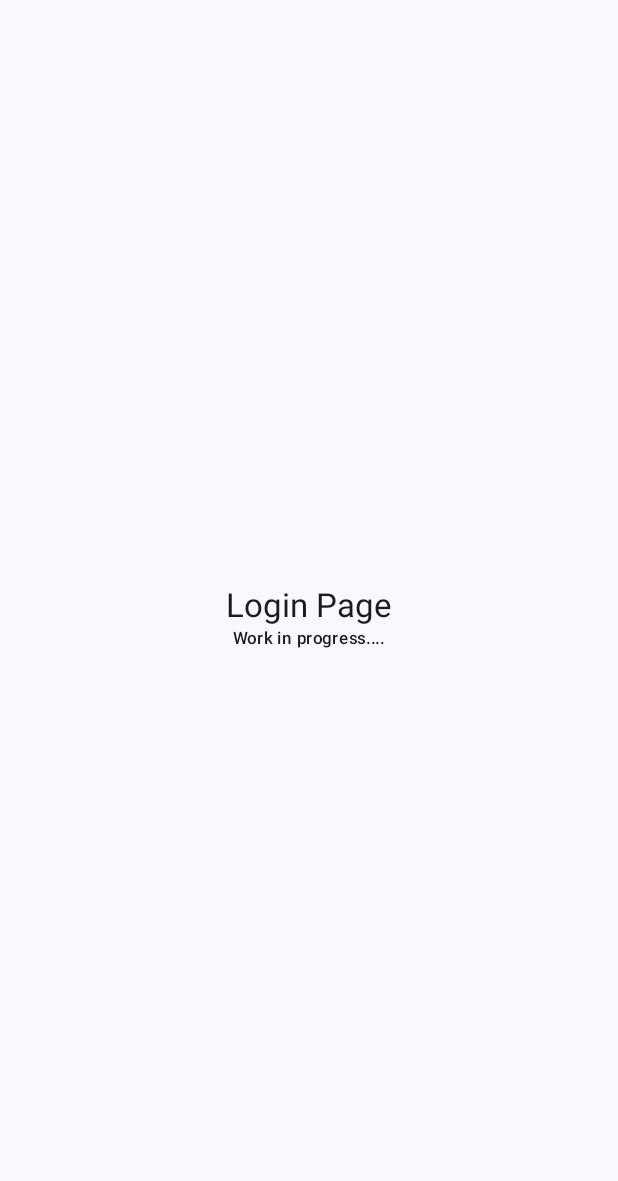
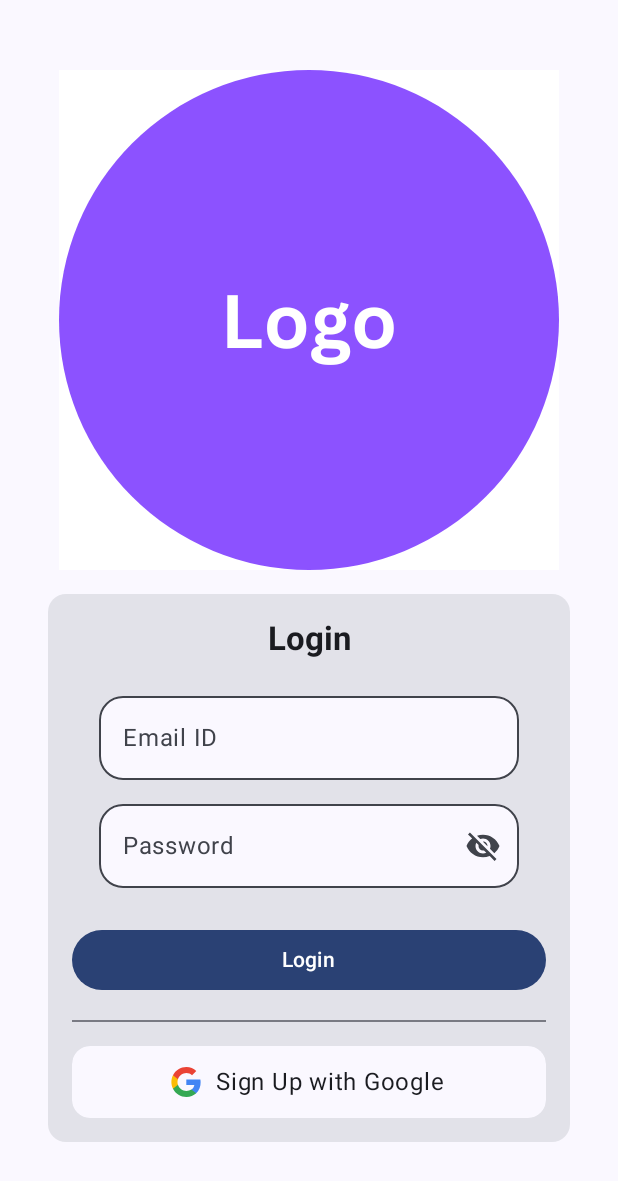
Before and after one commit to AbhinandanGaikwad/Alumni_App, an Android app built with Jetpack Compose: the screen it shows after launch (MainActivity), on a phone screen of 412 x 824 dp. Before the commit the part shown is almost empty. Shown: the top 1181 px of the screen. Run offline under Robolectric (Android 15) with nearby library versions, the phone set to English and light mode, and no system bars.

Commit message:
First Commit

```diff
--- a/app/build.gradle.kts
+++ b/app/build.gradle.kts
@@ -59,6 +59,8 @@ dependencies {
     implementation(libs.androidx.ui.graphics)
     implementation(libs.androidx.ui.tooling.preview)
     implementation(libs.androidx.material3)
+    implementation("androidx.compose.material:material-icons-extended:1.5.0")
+    implementation("com.google.android.gms:play-services-auth:19.2.0")
     testImplementation(libs.junit)
     androidTestImplementation(libs.androidx.junit)
     androidTestImplementation(libs.androidx.espresso.core)
--- a/app/src/main/java/com/example/alumni/MainActivity.kt
+++ b/app/src/main/java/com/example/alumni/MainActivity.kt
@@ -1,8 +1,12 @@
 package com.example.alumni
 
+import android.app.Activity
 import android.os.Bundle
 import androidx.activity.ComponentActivity
+import androidx.activity.compose.rememberLauncherForActivityResult
 import androidx.activity.compose.setContent
+import androidx.activity.result.ActivityResult
+import androidx.activity.result.contract.ActivityResultContracts
 import androidx.compose.foundation.layout.Arrangement
 import androidx.compose.foundation.layout.Box
 import androidx.compose.foundation.layout.Column
@@ -15,7 +19,14 @@ import androidx.compose.runtime.Composable
 import androidx.compose.ui.Alignment
 import androidx.compose.ui.Modifier
 import androidx.compose.ui.tooling.preview.Preview
+import com.example.alumni.ui.AlumniApp
+import com.example.alumni.ui.AppViewModel
 import com.example.alumni.ui.theme.AlumniTheme
+import com.google.android.gms.auth.api.signin.GoogleSignIn
+import com.google.android.gms.auth.api.signin.GoogleSignInAccount
+import com.google.android.gms.auth.api.signin.GoogleSignInClient
+import com.google.android.gms.auth.api.signin.GoogleSignInOptions
+import com.google.android.gms.tasks.Task
 
 class MainActivity : ComponentActivity() {
     override fun onCreate(savedInstanceState: Bundle?) {
@@ -27,38 +38,9 @@ class MainActivity : ComponentActivity() {
                     modifier = Modifier.fillMaxSize(),
                     color = MaterialTheme.colorScheme.background
                 ) {
-                    AlumniApp()
+                    AlumniApp(viewModel = AppViewModel())
                 }
             }
         }
     }
 }
-
-@Composable
-fun AlumniApp(modifier: Modifier = Modifier) {
-
-    Surface(modifier = modifier.fillMaxSize()) {
-        Column(
-            modifier = modifier,
-            horizontalAlignment = Alignment.CenterHorizontally,
-            verticalArrangement = Arrangement.Center
-        ) {
-            Text(
-                text = "Login Page",
-                style = MaterialTheme.typography.titleLarge
-            )
-
-            Text(
-                text = "Work in progress....",
-                style = MaterialTheme.typography.labelSmall
-            )
-        }
-    }
-}
-
-
-@Preview(showBackground = true)
-@Composable
-fun AlumniAppPreview() {
-    AlumniApp()
-}
--- /dev/null
+++ b/app/src/main/java/com/example/alumni/ui/AppScreen.kt
@@ -0,0 +1,10 @@
+package com.example.alumni.ui
+
+import androidx.compose.runtime.Composable
+
+@Composable
+fun AlumniApp(
+    viewModel: AppViewModel
+) {
+    LoginScreen(appViewModel = viewModel)
+}
--- /dev/null
+++ b/app/src/main/java/com/example/alumni/ui/AppUiState.kt
@@ -0,0 +1,6 @@
+package com.example.alumni.ui
+
+data class AppUiState(
+    val isEmailWrong: Boolean = false,
+    val isPasswordWrong: Boolean = false
+)
--- /dev/null
+++ b/app/src/main/java/com/example/alumni/ui/AppViewModel.kt
@@ -0,0 +1,25 @@
+package com.example.alumni.ui
+
+import androidx.compose.runtime.getValue
+import androidx.compose.runtime.mutableStateOf
+import androidx.compose.runtime.remember
+import androidx.compose.runtime.setValue
+import androidx.lifecycle.ViewModel
+import kotlinx.coroutines.flow.MutableStateFlow
+import kotlinx.coroutines.flow.StateFlow
+import kotlinx.coroutines.flow.asStateFlow
+
+class AppViewModel: ViewModel() {
+    private val _uiState = MutableStateFlow(AppUiState())
+    val uiState: StateFlow<AppUiState> = _uiState.asStateFlow()
+    var userEmail by mutableStateOf("")
+    var userPassword by mutableStateOf("")
+
+    fun updateEmail(changeEmail: String) {
+        userEmail = changeEmail
+    }
+
+    fun updatePassword(changePassword: String) {
+        userPassword = changePassword
+    }
+}
--- /dev/null
+++ b/app/src/main/java/com/example/alumni/ui/LoginScreen.kt
@@ -0,0 +1,251 @@
+package com.example.alumni.ui
+
+import androidx.compose.animation.animateContentSize
+import androidx.compose.animation.core.LinearOutSlowInEasing
+import androidx.compose.animation.core.tween
+import androidx.compose.foundation.BorderStroke
+import androidx.compose.foundation.Image
+import androidx.compose.foundation.clickable
+import androidx.compose.foundation.layout.Arrangement
+import androidx.compose.foundation.layout.Box
+import androidx.compose.foundation.layout.Column
+import androidx.compose.foundation.layout.Row
+import androidx.compose.foundation.layout.Spacer
+import androidx.compose.foundation.layout.fillMaxSize
+import androidx.compose.foundation.layout.fillMaxWidth
+import androidx.compose.foundation.layout.height
+import androidx.compose.foundation.layout.padding
+import androidx.compose.foundation.layout.width
+import androidx.compose.foundation.text.KeyboardOptions
+import androidx.compose.material.icons.Icons
+import androidx.compose.material.icons.filled.Visibility
+import androidx.compose.material.icons.filled.VisibilityOff
+import androidx.compose.material3.Button
+import androidx.compose.material3.Card
+import androidx.compose.material3.CircularProgressIndicator
+import androidx.compose.material3.Divider
+import androidx.compose.material3.Icon
+import androidx.compose.material3.IconButton
+import androidx.compose.material3.MaterialTheme
+import androidx.compose.material3.MaterialTheme.colorScheme
+import androidx.compose.material3.MaterialTheme.shapes
+import androidx.compose.material3.OutlinedTextField
+import androidx.compose.material3.Surface
+import androidx.compose.material3.Text
+import androidx.compose.material3.TextField
+import androidx.compose.material3.TextFieldDefaults
+import androidx.compose.runtime.Composable
+import androidx.compose.runtime.collectAsState
+import androidx.compose.runtime.getValue
+import androidx.compose.runtime.mutableStateOf
+import androidx.compose.runtime.remember
+import androidx.compose.runtime.setValue
+import androidx.compose.ui.Alignment
+import androidx.compose.ui.Modifier
+import androidx.compose.ui.draw.clip
+import androidx.compose.ui.graphics.Color
+import androidx.compose.ui.graphics.Shape
+import androidx.compose.ui.input.pointer.motionEventSpy
+import androidx.compose.ui.res.dimensionResource
+import androidx.compose.ui.res.painterResource
+import androidx.compose.ui.res.stringResource
+import androidx.compose.ui.text.font.FontWeight
+import androidx.compose.ui.text.input.ImeAction
+import androidx.compose.ui.text.input.KeyboardType
+import androidx.compose.ui.text.input.PasswordVisualTransformation
+import androidx.compose.ui.text.input.VisualTransformation
+import androidx.compose.ui.tooling.preview.Preview
+import androidx.compose.ui.unit.dp
+import com.example.alumni.R
+import kotlin.math.sin
+
+
+@Composable
+fun LoginScreen(
+    appViewModel: AppViewModel,
+    modifier: Modifier = Modifier
+) {
+    val appUiState by appViewModel.uiState.collectAsState()
+    var passwordVisible: Boolean by remember { mutableStateOf(false) }
+
+    Surface(modifier = modifier.fillMaxSize()) {
+        Column(
+            modifier = modifier.padding(dimensionResource(R.dimen.padding_medium)),
+            horizontalAlignment = Alignment.CenterHorizontally,
+            verticalArrangement = Arrangement.Center
+        ) {
+            Image(
+                painter = painterResource(R.drawable.logo),
+                contentDescription = stringResource(R.string.logo)
+            )
+            Card(
+                modifier = modifier
+                    .padding(dimensionResource(R.dimen.padding_medium))
+                    .fillMaxWidth()
+            ) {
+                Column(
+                    horizontalAlignment = Alignment.CenterHorizontally,
+                    verticalArrangement = Arrangement.Center,
+                    modifier = modifier.fillMaxWidth()
+                ) {
+                    Text(
+                        text = stringResource(R.string.login),
+                        style = MaterialTheme.typography.titleLarge,
+                        fontWeight = FontWeight.Bold,
+                        modifier = Modifier.padding(dimensionResource(R.dimen.padding_medium))
+                    )
+                    OutlinedTextField(
+                        value = appViewModel.userEmail,
+                        singleLine = true,
+                        shape = shapes.large,
+                        onValueChange = { appViewModel.updateEmail(it) },
+                        label = {
+                            if (appUiState.isEmailWrong) {
+                                Text(stringResource(R.string.wrong_email))
+                            } else {
+                                Text(stringResource(R.string.email_id))
+                            }
+                        },
+                        isError = appUiState.isEmailWrong,
+                        keyboardOptions = KeyboardOptions.Default.copy(
+                            keyboardType = KeyboardType.Email,
+                            imeAction = ImeAction.Next
+                        ),
+                        colors = TextFieldDefaults.colors(
+                            focusedContainerColor = colorScheme.surface,
+                            unfocusedContainerColor = colorScheme.surface,
+                            disabledContainerColor = colorScheme.surface,
+                        )
+                    )
+                    OutlinedTextField(
+                        value = appViewModel.userPassword,
+                        singleLine = true,
+                        shape = shapes.large,
+                        onValueChange = { appViewModel.updatePassword(it) },
+                        modifier = Modifier.padding(dimensionResource(R.dimen.padding_small)),
+                        label = {
+                            if (appUiState.isPasswordWrong) {
+                                Text(stringResource(R.string.incorrect_password))
+                            } else {
+                                Text(stringResource(R.string.password))
+                            }
+                        },
+                        isError = appUiState.isPasswordWrong,
+                        keyboardOptions = KeyboardOptions.Default.copy(
+                            keyboardType = KeyboardType.Password,
+                            imeAction = ImeAction.Done
+                        ),
+                        colors = TextFieldDefaults.colors(
+                            focusedContainerColor = colorScheme.surface,
+                            unfocusedContainerColor = colorScheme.surface,
+                            disabledContainerColor = colorScheme.surface,
+                        ),
+                        visualTransformation = if (passwordVisible) VisualTransformation.None else PasswordVisualTransformation(),
+                        trailingIcon = {
+                            val image = if (passwordVisible)
+                                Icons.Filled.Visibility
+                            else Icons.Filled.VisibilityOff
+
+                            // Localized description for accessibility services
+                            val description = if (passwordVisible) "Hide password" else "Show password"
+
+                            // Toggle button to hide or display password
+                            IconButton(onClick = {passwordVisible = !passwordVisible}){
+                                Icon(imageVector  = image, description)
+                            }
+                        }
+                    )
+                    Button(
+                        onClick = { /*TODO*/ },
+                        modifier = modifier
+                            .padding(dimensionResource(R.dimen.padding_medium))
+                            .fillMaxWidth()
+                    ) {
+                        Text(stringResource(R.string.login))
+                    }
+                    Divider(
+                        thickness = dimensionResource(R.dimen.thickness_divider),
+                        modifier = modifier.padding(
+                            start = dimensionResource(R.dimen.padding_medium),
+                            end = dimensionResource(R.dimen.padding_medium)
+                        )
+                    )
+                    GoogleButton(
+                        text = "Sign Up with Google",
+                        loadingText = "Creating Account...",
+                        onClicked = {},
+                        modifier = modifier
+                            .padding(dimensionResource(R.dimen.padding_medium))
+                            .fillMaxWidth()
+                    )
+                }
+            }
+        }
+    }
+}
+
+@Composable
+fun GoogleButton(
+    modifier: Modifier = Modifier,
+    text: String = "Sign Up with Google",
+    loadingText: String = "Creating Account...",
+    icon: Int = R.drawable.ic_google_logo,
+    shape: Shape = MaterialTheme.shapes.medium,
+    backgroundColor: Color = MaterialTheme.colorScheme.surface,
+    progressIndicatorColor: Color = MaterialTheme.colorScheme.primary,
+    onClicked: () -> Unit,
+) {
+    var clicked by remember { mutableStateOf(false) }
+    Surface(
+        modifier = modifier
+            .clip(MaterialTheme.shapes.medium)
+            .clickable {
+                clicked = !clicked
+                onClicked()
+            },
+        shape = shape,
+        color = backgroundColor
+    ) {
+        Row(
+            modifier = Modifier
+                .padding(
+                    start = 12.dp,
+                    end = 16.dp,
+                    top = 12.dp,
+                    bottom = 12.dp
+                )
+                .animateContentSize(
+                    animationSpec = tween(
+                        durationMillis = 300,
+                        easing = LinearOutSlowInEasing
+                    )
+                ),
+            verticalAlignment = Alignment.CenterVertically,
+            horizontalArrangement = Arrangement.Center
+        ) {
+            Icon(
+                painter = painterResource(id = icon),
+                contentDescription = "Google Button",
+                tint = Color.Unspecified
+            )
+            Spacer(modifier = Modifier.width(8.dp))
+            Text(text = if (clicked) loadingText else text)
+            if (clicked) {
+                Spacer(modifier = Modifier.width(16.dp))
+                CircularProgressIndicator(
+                    modifier = Modifier
+                        .height(16.dp)
+                        .width(16.dp),
+                    strokeWidth = 2.dp,
+                    color = progressIndicatorColor
+                )
+            }
+        }
+    }
+}
+
+@Preview(showBackground = true)
+@Composable
+fun LoginScreenPreview() {
+    LoginScreen(AppViewModel())
+}
--- /dev/null
+++ b/app/src/main/java/com/example/alumni/ui/theme/Shape.kt
@@ -0,0 +1,27 @@
+/*
+ * Copyright (C) 2023 The Android Open Source Project
+ *
+ * Licensed under the Apache License, Version 2.0 (the "License");
+ * you may not use this file except in compliance with the License.
+ * You may obtain a copy of the License at
+ *
+ *     https://www.apache.org/licenses/LICENSE-2.0
+ *
+ * Unless required by applicable law or agreed to in writing, software
+ * distributed under the License is distributed on an "AS IS" BASIS,
+ * WITHOUT WARRANTIES OR CONDITIONS OF ANY KIND, either express or implied.
+ * See the License for the specific language governing permissions and
+ * limitations under the License.
+ */
+
+package com.example.alumni.ui.theme
+
+import androidx.compose.foundation.shape.RoundedCornerShape
+import androidx.compose.material3.Shapes
+import androidx.compose.ui.unit.dp
+
+val Shapes = Shapes(
+    small = RoundedCornerShape(4.dp),
+    medium = RoundedCornerShape(10.dp),
+    large = RoundedCornerShape(16.dp)
+)
--- /dev/null
+++ b/app/src/main/res/drawable/ic_google_logo.xml
@@ -0,0 +1,18 @@
+<vector xmlns:android="http://schemas.android.com/apk/res/android"
+    android:width="24dp"
+    android:height="24dp"
+    android:viewportWidth="24"
+    android:viewportHeight="24">
+    <path
+        android:pathData="M21.7428,12.2242a11.534,11.534 0,0 0,-0.158 -1.883h-9.375v3.742h5.368a4.622,4.622 0,0 1,-1.991 2.97L15.5868,19.5422h3.2A9.734,9.734 0,0 0,21.7428 12.2242Z"
+        android:fillColor="#4285f4"/>
+    <path
+        android:pathData="M12.2098,21.9562A9.483,9.483 0,0 0,18.7888 19.5412l-3.2,-2.489a6.006,6.006 0,0 1,-3.377 0.962,5.946 5.946,0 0,1 -5.583,-4.115h-3.3v2.564A9.941,9.941 0,0 0,12.2098 21.9562Z"
+        android:fillColor="#34a853"/>
+    <path
+        android:pathData="M6.6268,13.9002a5.777,5.777 0,0 1,-0.315 -1.9,6 6,0 0,1 0.315,-1.9L6.6268,7.5372h-3.3a9.84,9.84 0,0 0,-1.07 4.463,9.84 9.84,0 0,0 1.07,4.463Z"
+        android:fillColor="#fbbc05"/>
+    <path
+        android:pathData="M12.2098,5.9862a5.4,5.4 0,0 1,3.816 1.493l2.837,-2.837a9.518,9.518 0,0 0,-6.654 -2.6,9.941 9.941,0 0,0 -8.885,5.492l3.3,2.564A5.946,5.946 0,0 1,12.2098 5.9862Z"
+        android:fillColor="#ea4335"/>
+</vector>
--- /dev/null
+++ b/app/src/main/res/values/dimens.xml
@@ -0,0 +1,21 @@
+<?xml version="1.0" encoding="utf-8"?>
+<!--
+  ~ Copyright (C) 2023 The Android Open Source Project
+  ~
+  ~ Licensed under the Apache License, Version 2.0 (the "License");
+  ~ you may not use this file except in compliance with the License.
+  ~ You may obtain a copy of the License at
+  ~
+  ~     https://www.apache.org/licenses/LICENSE-2.0
+  ~
+  ~ Unless required by applicable law or agreed to in writing, software
+  ~ distributed under the License is distributed on an "AS IS" BASIS,
+  ~ WITHOUT WARRANTIES OR CONDITIONS OF ANY KIND, either express or implied.
+  ~ See the License for the specific language governing permissions and
+  ~ limitations under the License.
+  -->
+<resources>
+    <dimen name="padding_medium">16dp</dimen>
+    <dimen name="padding_small">8dp</dimen>
+    <dimen name="thickness_divider">1dp</dimen>
+</resources>
--- a/app/src/main/res/values/strings.xml
+++ b/app/src/main/res/values/strings.xml
@@ -1,3 +1,10 @@
 <resources>
     <string name="app_name">Alumni</string>
+    <string name="logo">Logo</string>
+    <string name="wrong_email">Enter a valid Email ID</string>
+    <string name="incorrect_password">Incorrect Password</string>
+    <string name="email_id">Email ID</string>
+    <string name="password">Password</string>
+    <string name="login">Login</string>
+    <string name="gcp_id">553313394578-6uuv2ohetikvrqkb6nekri7en4qbca74.example.com</string>
 </resources>
```
Also changed, not shown: app/src/main/res/drawable-nodpi/logo.png (added).
